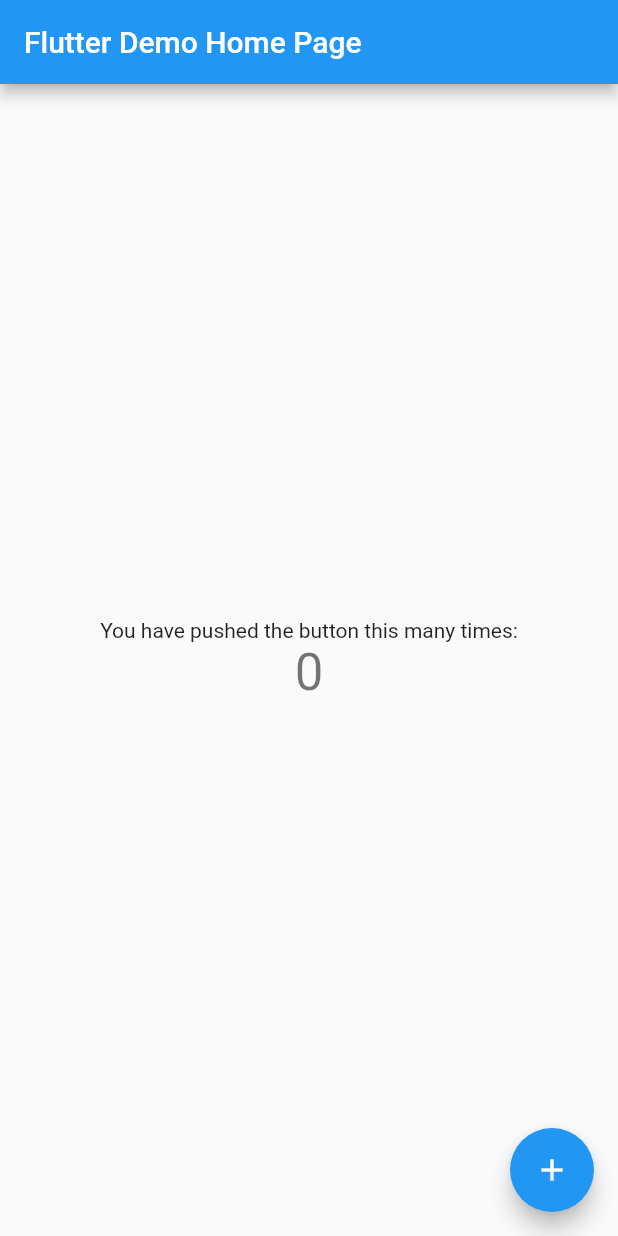
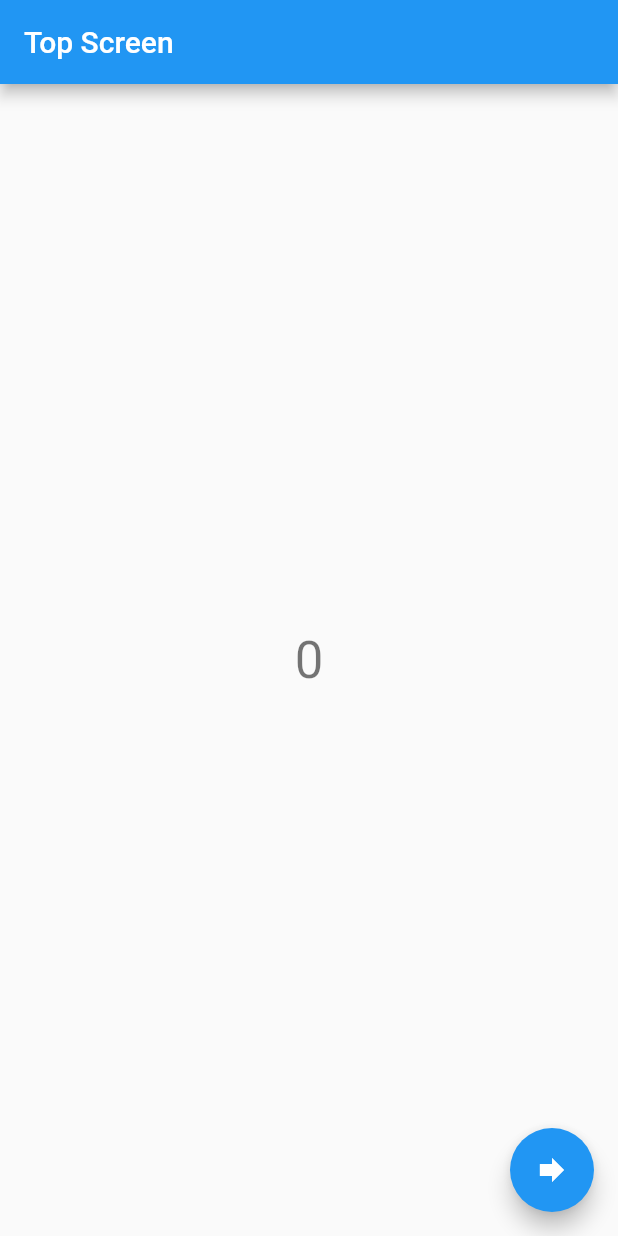
Before and after one commit to longsirhero/flutter_redux_demo, a Flutter app: the screen it shows after launch, on a phone screen of 412 x 824 dp. Run offline on Flutter 3.47's test engine with Material 2 defaults, Android fonts, the phone set to English and light mode, and no system bars; our stand-ins replace flutter_redux, redux.

Commit message:
完成redux代码
完成redux代码

```diff
--- /dev/null
+++ b/fluttter_redux_demo/lib/count_state.dart
@@ -0,0 +1,25 @@
+import 'package:meta/meta.dart';
+
+/// State中所有属性都应该是只读的
+@immutable
+class CountState {
+  int _count;
+  get count => _count;
+
+  CountState(this._count);
+  CountState.initState(){
+    _count = 0;
+  }
+}
+
+/// 这里只有增加count一个动作
+enum Action { increment }
+
+/// reducer会根据传进来的action生成新的CountState
+CountState reducer(CountState state, action) {
+  // 匹配Action
+  if (action == Action.increment) {
+    return CountState(state._count + 1);
+  }
+  return state;
+}
--- a/fluttter_redux_demo/lib/main.dart
+++ b/fluttter_redux_demo/lib/main.dart
@@ -1,109 +1,31 @@
 import 'package:flutter/material.dart';
 
-void main() => runApp(new MyApp());
+import 'package:fluttter_redux_demo/count_state.dart';
+import 'package:flutter_redux/flutter_redux.dart';
+import 'package:redux/redux.dart';
+import 'package:fluttter_redux_demo/top_screen.dart';
+import 'package:fluttter_redux_demo/under_screen.dart';
+
+void main() {
+  final store =
+      Store<CountState>(reducer, initialState: CountState.initState());
+  runApp(new MyApp(store));
+}
 
 class MyApp extends StatelessWidget {
-  // This widget is the root of your application.
+  final Store<CountState> store;
+
+  MyApp(this.store);
+
   @override
   Widget build(BuildContext context) {
-    return new MaterialApp(
-      title: 'Flutter Demo',
-      theme: new ThemeData(
-        // This is the theme of your application.
-        //
-        // Try running your application with "flutter run". You'll see the
-        // application has a blue toolbar. Then, without quitting the app, try
-        // changing the primarySwatch below to Colors.green and then invoke
-        // "hot reload" (press "r" in the console where you ran "flutter run",
-        // or press Run > Flutter Hot Reload in IntelliJ). Notice that the
-        // counter didn't reset back to zero; the application is not restarted.
-        primarySwatch: Colors.blue,
+    return StoreProvider(
+      store: store,
+      child: new MaterialApp(
+        title: 'Flutter Demo',
+        theme: new ThemeData(primarySwatch: Colors.blue),
+        home: TopScreen(),
       ),
-      home: new MyHomePage(title: 'Flutter Demo Home Page'),
     );
   }
 }
-
-class MyHomePage extends StatefulWidget {
-  MyHomePage({Key key, this.title}) : super(key: key);
-
-  // This widget is the home page of your application. It is stateful, meaning
-  // that it has a State object (defined below) that contains fields that affect
-  // how it looks.
-
-  // This class is the configuration for the state. It holds the values (in this
-  // case the title) provided by the parent (in this case the App widget) and
-  // used by the build method of the State. Fields in a Widget subclass are
-  // always marked "final".
-
-  final String title;
-
-  @override
-  _MyHomePageState createState() => new _MyHomePageState();
-}
-
-class _MyHomePageState extends State<MyHomePage> {
-  int _counter = 0;
-
-  void _incrementCounter() {
-    setState(() {
-      // This call to setState tells the Flutter framework that something has
-      // changed in this State, which causes it to rerun the build method below
-      // so that the display can reflect the updated values. If we changed
-      // _counter without calling setState(), then the build method would not be
-      // called again, and so nothing would appear to happen.
-      _counter++;
-    });
-  }
-
-  @override
-  Widget build(BuildContext context) {
-    // This method is rerun every time setState is called, for instance as done
-    // by the _incrementCounter method above.
-    //
-    // The Flutter framework has been optimized to make rerunning build methods
-    // fast, so that you can just rebuild anything that needs updating rather
-    // than having to individually change instances of widgets.
-    return new Scaffold(
-      appBar: new AppBar(
-        // Here we take the value from the MyHomePage object that was created by
-        // the App.build method, and use it to set our appbar title.
-        title: new Text(widget.title),
-      ),
-      body: new Center(
-        // Center is a layout widget. It takes a single child and positions it
-        // in the middle of the parent.
-        child: new Column(
-          // Column is also layout widget. It takes a list of children and
-          // arranges them vertically. By default, it sizes itself to fit its
-          // children horizontally, and tries to be as tall as its parent.
-          //
-          // Invoke "debug paint" (press "p" in the console where you ran
-          // "flutter run", or select "Toggle Debug Paint" from the Flutter tool
-          // window in IntelliJ) to see the wireframe for each widget.
-          //
-          // Column has various properties to control how it sizes itself and
-          // how it positions its children. Here we use mainAxisAlignment to
-          // center the children vertically; the main axis here is the vertical
-          // axis because Columns are vertical (the cross axis would be
-          // horizontal).
-          mainAxisAlignment: MainAxisAlignment.center,
-          children: <Widget>[
-            new Text(
-              'You have pushed the button this many times:',
-            ),
-            new Text(
-              '$_counter',
-              style: Theme.of(context).textTheme.display1,
-            ),
-          ],
-        ),
-      ),
-      floatingActionButton: new FloatingActionButton(
-        onPressed: _incrementCounter,
-        tooltip: 'Increment',
-        child: new Icon(Icons.add),
-      ), // This trailing comma makes auto-formatting nicer for build methods.
-    );
-  }
-}
--- /dev/null
+++ b/fluttter_redux_demo/lib/top_screen.dart
@@ -0,0 +1,37 @@
+import 'package:flutter/material.dart';
+import 'package:flutter_redux/flutter_redux.dart';
+import 'package:fluttter_redux_demo/count_state.dart';
+import 'package:fluttter_redux_demo/under_screen.dart';
+
+class TopScreen extends StatefulWidget {
+  _TopScrenState createState() => _TopScrenState();
+}
+
+class _TopScrenState extends State<TopScreen> {
+  @override
+  Widget build(BuildContext context) {
+    // TODO: implement build
+    return Scaffold(
+        appBar: AppBar(
+          title: Text('Top Screen'),
+        ),
+        body: Center(
+            child: StoreConnector<CountState, int>(
+                converter: (store) => store.state.count,
+                builder: (context, count) {
+                  return Text(
+                    count.toString(),
+                    style: Theme.of(context).textTheme.display1,
+                  );
+                })),
+        floatingActionButton: FloatingActionButton(
+          onPressed: () {
+            Navigator.of(context)
+                .push(MaterialPageRoute(builder: (BuildContext context) {
+              return UnderScreen();
+            }));
+          },
+          child: Icon( Icons.forward),
+        ));
+  }
+}
--- a/fluttter_redux_demo/pubspec.yaml
+++ b/fluttter_redux_demo/pubspec.yaml
@@ -19,7 +19,7 @@ dependencies:
   # The following adds the Cupertino Icons font to your application.
   # Use with the CupertinoIcons class for iOS style icons.
   cupertino_icons: ^0.1.2
-    flutter_redux: ^0.5.2
+  flutter_redux: ^0.5.2
 
 
 dev_dependencies:
```
Also changed, not shown: fluttter_redux_demo/lib/under_screen.dart (added, +48 -0 lines).
